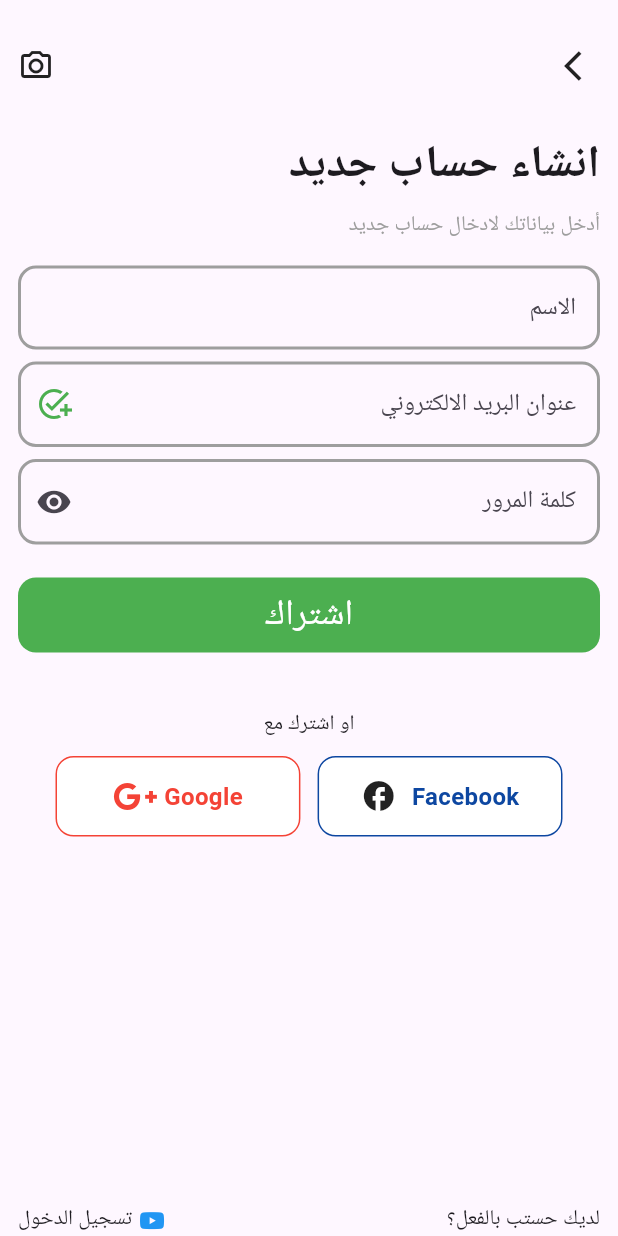
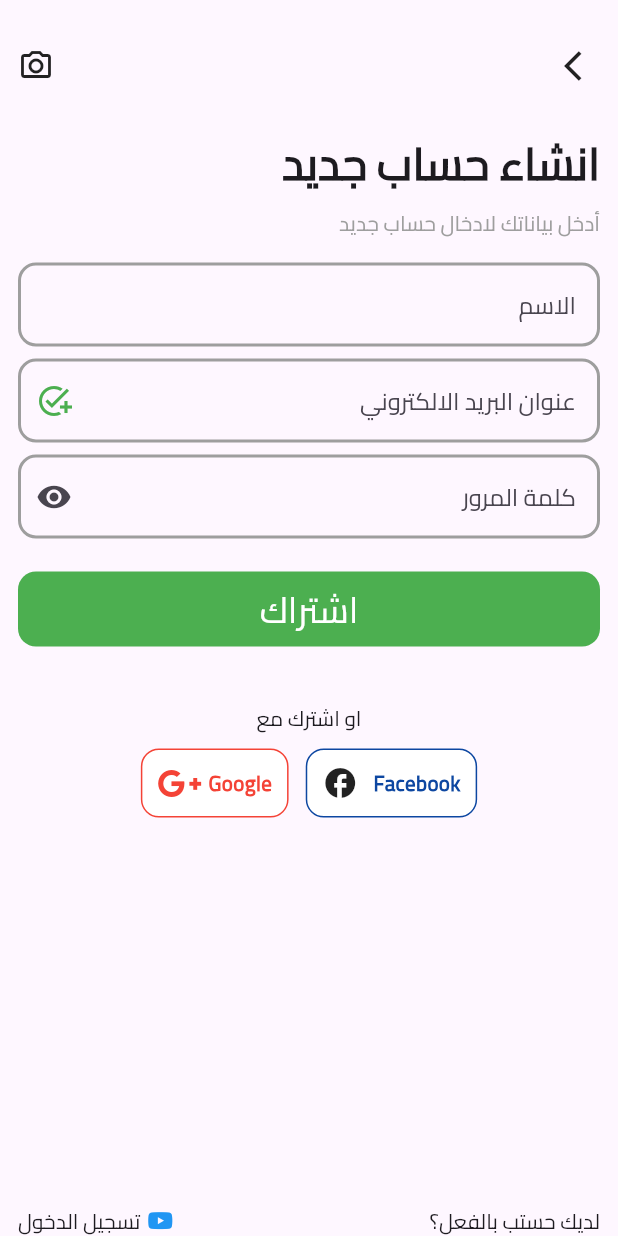
Before and after one commit to karimomar25/selaty_app, a Flutter app: the screen it shows after launch, on a phone screen of 412 x 824 dp. Run offline on Flutter 3.47's test engine with Material 3 defaults, Android fonts, the phone set to English and light mode, and no system bars; our stand-ins replace flutter_screenutil, font_awesome_flutter; Roboto replaces fonts that are missing (YourFontFamily).

```diff
--- a/lib/features/login_or_signup/presentation/SignUp/signup_view.dart
+++ b/lib/features/login_or_signup/presentation/SignUp/signup_view.dart
@@ -12,6 +12,7 @@ class SignupView extends StatelessWidget {
   @override
   Widget build(BuildContext context) {
     return Scaffold(
+      resizeToAvoidBottomInset: false,
       body: Padding(
         padding: const EdgeInsets.symmetric(horizontal: 12),
         child: Column(
@@ -29,7 +30,7 @@ class SignupView extends StatelessWidget {
             const SizedBox(
               height: 32,
             ),
-            Align(
+            const Align(
               alignment: Alignment.topRight,
               child: const Text(
                 "انشاء حساب جديد",
@@ -81,14 +82,10 @@ class SignupView extends StatelessWidget {
             const SizedBox(
               height: 10,
             ),
-            Padding(
-              padding: const EdgeInsets.symmetric(horizontal: 25),
-              child: Row(
+            Row(
               mainAxisAlignment: MainAxisAlignment.center,
               children: [
-                  Expanded(
-                    child: SizedBox(
-                      width: MediaQuery.of(context).size.width / 2,
+                SizedBox(
                   child: SocialMediaButton(
                       icon: FontAwesomeIcons.googlePlusG,
                       // iconSize: 25,
@@ -98,13 +95,10 @@ class SignupView extends StatelessWidget {
                       texrColor: Colors.red,
                       onTap: () {}),
                 ),
-                  ),
                 SizedBox(
                   width: 10.w,
                 ),
-                  Expanded(
-                    child: SizedBox(
-                      width: MediaQuery.of(context).size.width / 2.5,
+                SizedBox(
                   child: SocialMediaButton(
                       icon: Icons.facebook,
                       borderColor: Colors.blue.shade900,
@@ -112,9 +106,7 @@ class SignupView extends StatelessWidget {
                       texrColor: Colors.blue.shade900,
                       onTap: () {}),
                 ),
-                  ),
               ],
-              ),
             ),
             const Spacer(),
             const Row(
@@ -135,7 +127,7 @@ class SignupView extends StatelessWidget {
                 ),
                 Text("لديك حستب بالفعل؟"),
               ],
-            )
+            ),
           ],
         ),
       ),
--- a/lib/features/login_or_signup/presentation/SignUp/widgets/social_media_button.dart
+++ b/lib/features/login_or_signup/presentation/SignUp/widgets/social_media_button.dart
@@ -28,7 +28,7 @@ class SocialMediaButton extends StatelessWidget {
       child: Container(
         padding: EdgeInsets.all(10),
         alignment: Alignment.center,
-        height: 45.h,
+        // height: 50.h,
         decoration: BoxDecoration(
           border: Border.all(color: borderColor),
           borderRadius: BorderRadius.circular(12),
@@ -47,7 +47,7 @@ class SocialMediaButton extends StatelessWidget {
             ),
             Text(
               text,
-              style: Styles.TextStyle16.copyWith(
+              style: Styles.TextStyle14.copyWith(
                   color: texrColor, fontWeight: FontWeight.bold),
               textAlign: TextAlign.center,
             ),
--- a/lib/main.dart
+++ b/lib/main.dart
@@ -2,6 +2,7 @@ import 'package:flutter/material.dart';
 import 'package:flutter_screenutil/flutter_screenutil.dart';
 import 'package:selaty_app/features/login_or_signup/presentation/Login_Or_Signup/login_or_signup_view.dart';
 import 'package:selaty_app/features/login_or_signup/presentation/SignUp/signup_view.dart';
+import 'package:selaty_app/features/onboarding/onboarding_view.dart';
 
 void main() {
   runApp(const MyApp());
@@ -16,9 +17,10 @@ class MyApp extends StatelessWidget {
     return ScreenUtilInit(
       splitScreenMode: true,
       child: MaterialApp(
+          debugShowCheckedModeBanner: false,
           theme: ThemeData(
             // Define the default font family for the entire app
-            fontFamily: 'YourFontFamily',
+            fontFamily: 'Cairo',
           ),
           home: const SignupView()),
     );
--- a/lib/utils/app_images.dart
+++ b/lib/utils/app_images.dart
@@ -25,6 +25,10 @@ class Assets {
   /// assets/images/key.jpg
   static const String imagesKey = "assets/images/key.jpg";
 
+  /// Assets for imagesShop
+  /// assets/images/shop.png
+  static const String imagesShop = "assets/images/shop.png";
+
   /// Assets for imagesShoppingBag
   /// assets/images/shopping_bag.jpg
   static const String imagesShoppingBag = "assets/images/shopping_bag.jpg";
```
Also changed, not shown: lib/core/models/onboarding_model.dart (added, +15 -0 lines), lib/features/onboarding/onboarding_view.dart (added, +48 -0 lines), assets/images/shop.png (added). Lines whose indentation alone changed are shown as unchanged.
